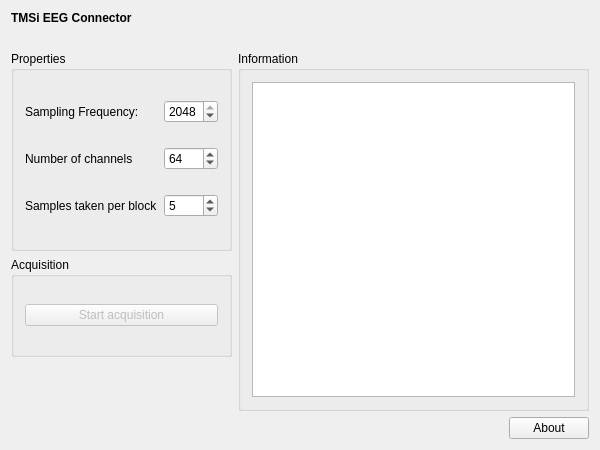
First picture: the form in applications/mne_x/plugins/tmsi/FormFiles/tmsisetup.ui, repository mne-tools/mne-cpp, before the edit.
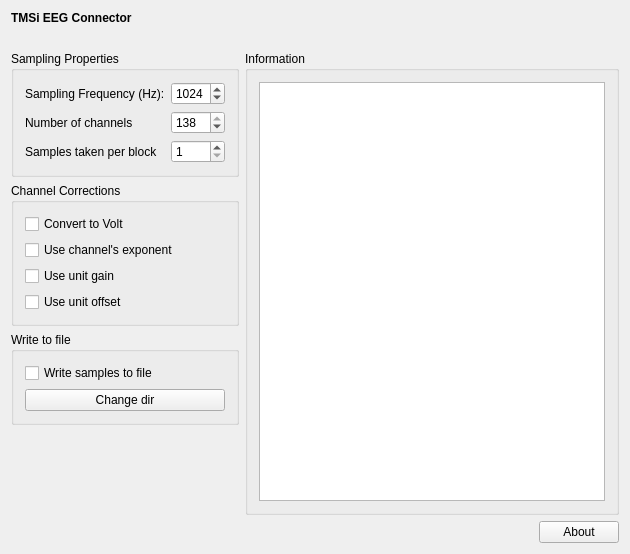
Second picture: the form after the edit.

Commit message: - added some GUI elements which are yet to be connected to actions and functions

What changed in the file:
```diff
--- a/applications/mne_x/plugins/tmsi/FormFiles/tmsisetup.ui
+++ b/applications/mne_x/plugins/tmsi/FormFiles/tmsisetup.ui
@@ -6,8 +6,8 @@
    <rect>
     <x>0</x>
     <y>0</y>
-    <width>600</width>
-    <height>450</height>
+    <width>630</width>
+    <height>554</height>
    </rect>
   </property>
   <property name="windowTitle">
@@ -46,7 +46,7 @@
    <item>
     <layout class="QGridLayout" name="m_qGridLayout_main">
      <item row="0" column="0">
-      <widget class="QGroupBox" name="m_qGroupBox_Properties">
+      <widget class="QGroupBox" name="m_qGroupBox_SamplingProperties">
        <property name="sizePolicy">
         <sizepolicy hsizetype="Minimum" vsizetype="Preferred">
          <horstretch>0</horstretch>
@@ -56,7 +56,7 @@
        <property name="minimumSize">
         <size>
          <width>0</width>
-         <height>200</height>
+         <height>120</height>
         </size>
        </property>
        <property name="maximumSize">
@@ -66,29 +66,22 @@
         </size>
        </property>
        <property name="title">
-        <string>Properties</string>
+        <string>Sampling Properties</string>
        </property>
        <property name="flat">
         <bool>false</bool>
        </property>
        <layout class="QGridLayout" name="m_qGridLayout_Properties">
-        <item row="1" column="0">
-         <widget class="QLabel" name="m_qLabel_NumberOfChannels">
-          <property name="text">
-           <string>Number of channels</string>
-          </property>
-         </widget>
-        </item>
-        <item row="1" column="2">
-         <widget class="QSpinBox" name="m_spinBox_NumberOfChannels">
+        <item row="2" column="1">
+         <widget class="QSpinBox" name="m_spinBox_SamplesPerBlock">
           <property name="minimum">
            <number>1</number>
           </property>
           <property name="maximum">
-           <number>138</number>
+           <number>512</number>
           </property>
           <property name="value">
-           <number>64</number>
+           <number>1</number>
           </property>
          </widget>
         </item>
@@ -98,18 +91,11 @@
            <enum>Qt::LeftToRight</enum>
           </property>
           <property name="text">
-           <string>Sampling Frequency:</string>
+           <string>Sampling Frequency (Hz):</string>
           </property>
          </widget>
         </item>
-        <item row="2" column="0">
-         <widget class="QLabel" name="m_qLabel_SamplesPerBlock">
-          <property name="text">
-           <string>Samples taken per block</string>
-          </property>
-         </widget>
-        </item>
-        <item row="0" column="2">
+        <item row="0" column="1">
          <widget class="QSpinBox" name="m_spinBox_SamplingFreq">
           <property name="minimum">
            <number>8</number>
@@ -118,67 +104,48 @@
            <number>2048</number>
           </property>
           <property name="value">
-           <number>2048</number>
+           <number>1024</number>
           </property>
          </widget>
         </item>
-        <item row="2" column="2">
-         <widget class="QSpinBox" name="m_spinBox_SamplesPerBlock">
+        <item row="1" column="1">
+         <widget class="QSpinBox" name="m_spinBox_NumberOfChannels">
           <property name="minimum">
            <number>1</number>
           </property>
           <property name="maximum">
-           <number>512</number>
+           <number>138</number>
           </property>
           <property name="value">
-           <number>5</number>
+           <number>138</number>
           </property>
          </widget>
         </item>
-       </layout>
-      </widget>
-     </item>
-     <item row="1" column="0">
-      <widget class="QGroupBox" name="m_qGroupBox_Channels">
-       <property name="sizePolicy">
-        <sizepolicy hsizetype="Preferred" vsizetype="Minimum">
-         <horstretch>0</horstretch>
-         <verstretch>0</verstretch>
-        </sizepolicy>
-       </property>
-       <property name="minimumSize">
-        <size>
-         <width>0</width>
-         <height>100</height>
-        </size>
-       </property>
-       <property name="title">
-        <string>Acquisition</string>
-       </property>
-       <layout class="QGridLayout" name="m_qGridLayout_Channels">
-        <item row="0" column="0">
-         <widget class="QPushButton" name="m_pushButton_StartStopAcquisition">
-          <property name="enabled">
-           <bool>false</bool>
+        <item row="1" column="0">
+         <widget class="QLabel" name="m_qLabel_NumberOfChannels">
+          <property name="text">
+           <string>Number of channels</string>
           </property>
+         </widget>
+        </item>
+        <item row="2" column="0">
+         <widget class="QLabel" name="m_qLabel_SamplesPerBlock">
           <property name="text">
-           <string>Start acquisition</string>
+           <string>Samples taken per block</string>
           </property>
-          <property name="autoDefault">
-           <bool>false</bool>
-          </property>
-          <property name="default">
-           <bool>false</bool>
-          </property>
-          <property name="flat">
-           <bool>false</bool>
-          </property>
          </widget>
         </item>
        </layout>
       </widget>
      </item>
-     <item row="3" column="1">
+     <item row="4" column="2">
+      <widget class="QPushButton" name="m_qPushButton_About">
+       <property name="text">
+        <string>About</string>
+       </property>
+      </widget>
+     </item>
+     <item row="4" column="1">
       <spacer name="m_qHorizontalSpacer_About">
        <property name="orientation">
         <enum>Qt::Horizontal</enum>
@@ -191,7 +158,20 @@
        </property>
       </spacer>
      </item>
-     <item row="0" column="1" rowspan="3" colspan="2">
+     <item row="3" column="0">
+      <spacer name="m_qVerticalSpacer_LeftRow">
+       <property name="orientation">
+        <enum>Qt::Vertical</enum>
+       </property>
+       <property name="sizeHint" stdset="0">
+        <size>
+         <width>20</width>
+         <height>40</height>
+        </size>
+       </property>
+      </spacer>
+     </item>
+     <item row="0" column="1" rowspan="4" colspan="2">
       <widget class="QGroupBox" name="m_qGroupBox_Information">
        <property name="title">
         <string>Information</string>
@@ -203,25 +183,89 @@
        </layout>
       </widget>
      </item>
-     <item row="3" column="2">
-      <widget class="QPushButton" name="m_qPushButton_About">
-       <property name="text">
-        <string>About</string>
+     <item row="1" column="0">
+      <widget class="QGroupBox" name="m_qGroupBox_ChannelCorrections">
+       <property name="sizePolicy">
+        <sizepolicy hsizetype="Preferred" vsizetype="Minimum">
+         <horstretch>0</horstretch>
+         <verstretch>0</verstretch>
+        </sizepolicy>
        </property>
+       <property name="minimumSize">
+        <size>
+         <width>0</width>
+         <height>100</height>
+        </size>
+       </property>
+       <property name="title">
+        <string>Channel Corrections</string>
+       </property>
+       <layout class="QGridLayout" name="m_qGridLayout_Channels">
+        <item row="5" column="0">
+         <widget class="QCheckBox" name="m_checkBox_UseUnitOffset">
+          <property name="text">
+           <string>Use unit offset</string>
+          </property>
+         </widget>
+        </item>
+        <item row="2" column="0">
+         <widget class="QCheckBox" name="m_checkBox_UseUnitGain">
+          <property name="text">
+           <string>Use unit gain</string>
+          </property>
+         </widget>
+        </item>
+        <item row="0" column="0">
+         <widget class="QCheckBox" name="m_checkBox_ConvertToVolt">
+          <property name="text">
+           <string>Convert to Volt</string>
+          </property>
+         </widget>
+        </item>
+        <item row="1" column="0">
+         <widget class="QCheckBox" name="m_checkBox_UseChExponent">
+          <property name="text">
+           <string>Use channel's exponent</string>
+          </property>
+         </widget>
+        </item>
+       </layout>
       </widget>
      </item>
      <item row="2" column="0">
-      <spacer name="m_qVerticalSpacer_LeftRow">
-       <property name="orientation">
-        <enum>Qt::Vertical</enum>
+      <widget class="QGroupBox" name="m_qGroupBox_WriteToFile">
+       <property name="sizePolicy">
+        <sizepolicy hsizetype="Preferred" vsizetype="Minimum">
+         <horstretch>0</horstretch>
+         <verstretch>0</verstretch>
+        </sizepolicy>
        </property>
-       <property name="sizeHint" stdset="0">
+       <property name="minimumSize">
         <size>
-         <width>20</width>
-         <height>40</height>
+         <width>0</width>
+         <height>70</height>
         </size>
        </property>
-      </spacer>
+       <property name="title">
+        <string>Write to file</string>
+       </property>
+       <layout class="QGridLayout" name="gridLayout">
+        <item row="1" column="1">
+         <widget class="QPushButton" name="m_pushButton_ChangeDir">
+          <property name="text">
+           <string>Change dir</string>
+          </property>
+         </widget>
+        </item>
+        <item row="0" column="1">
+         <widget class="QCheckBox" name="m_checkBox_WriteToFile">
+          <property name="text">
+           <string>Write samples to file</string>
+          </property>
+         </widget>
+        </item>
+       </layout>
+      </widget>
      </item>
     </layout>
    </item>
```
The commit also changes 2 other files.
